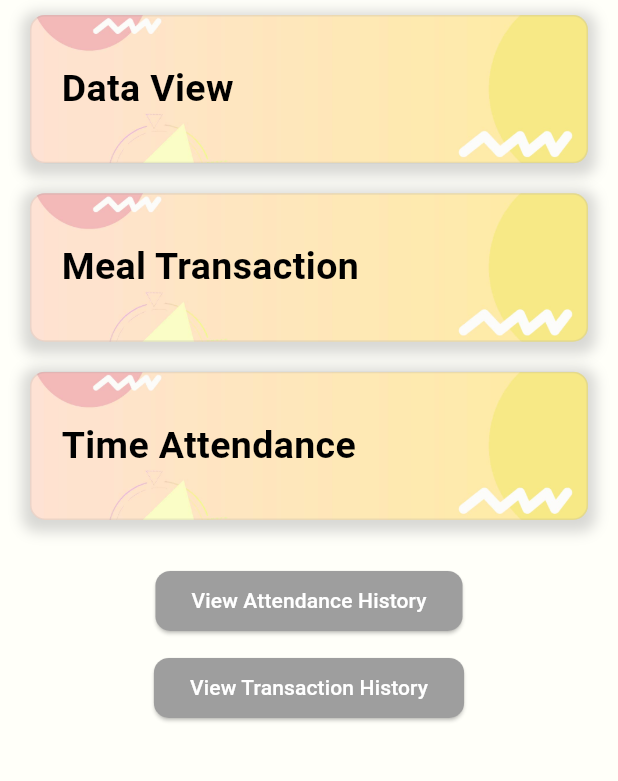
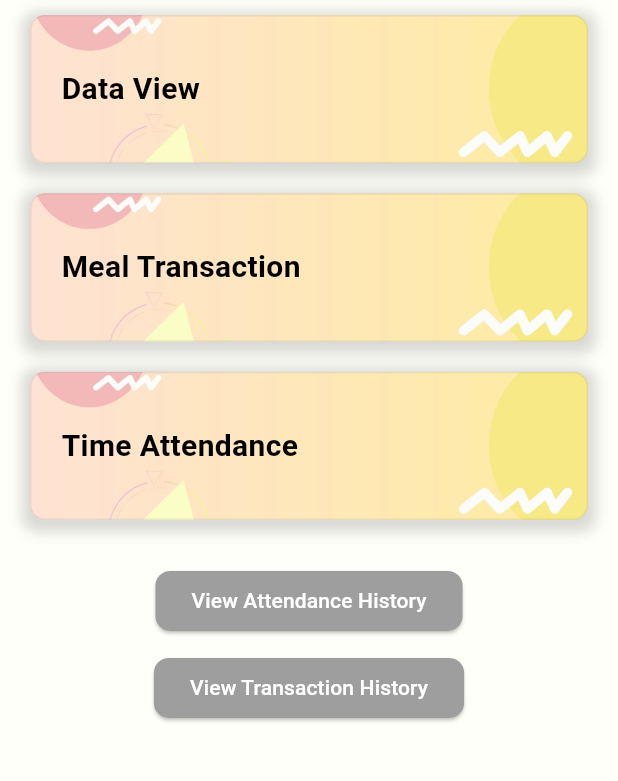
Before and after one commit to faysalzaman/BEC_Nartec, a Flutter app: the HomeScreen screen opened directly, on a phone screen of 412 x 824 dp, the part 300-1081 px from its top. Run offline on Flutter 3.47's test engine with Material 3 defaults, Android fonts, the phone set to English and light mode, and no system bars; our stand-ins replace cached_network_image, connectivity_plus, device_info_plus, flutter_bloc, nb_utils, page_transition and 3 more; missing offline and left inert: animation_search_bar.

Commit message:
chore: Update app version to 1.1.1

```diff
--- /dev/null
+++ b/lib/screen/home/home_screen.dart
@@ -0,0 +1,179 @@
+import 'package:bec_app/constant/app_colors.dart';
+import 'package:bec_app/screen/data_view/users_screen.dart';
+import 'package:bec_app/screen/meal_transaction/scan_employee_meal_screen.dart';
+import 'package:bec_app/screen/time_and_attendance/scan_employee_attendance_screen.dart';
+import 'package:bec_app/screen/time_attendance_history/scan_employee_attendance_history.dart';
+import 'package:bec_app/screen/transaction_history/scan_transaction_history_screen.dart';
+import 'package:bec_app/utils/app_navigator.dart';
+import 'package:flutter/material.dart';
+import 'package:nb_utils/nb_utils.dart';
+
+class HomeScreen extends StatefulWidget {
+  const HomeScreen({super.key});
+
+  @override
+  State<HomeScreen> createState() => _HomeScreenState();
+}
+
+class _HomeScreenState extends State<HomeScreen>
+    with SingleTickerProviderStateMixin {
+  late AnimationController _controller;
+  late Animation<double> _fadeInAnimation;
+  late Animation<Offset> _slideAnimation;
+
+  @override
+  void initState() {
+    super.initState();
+
+    _controller = AnimationController(
+      duration: const Duration(seconds: 1),
+      vsync: this,
+    );
+
+    _fadeInAnimation = CurvedAnimation(
+      parent: _controller,
+      curve: Curves.easeIn,
+    );
+
+    _slideAnimation = Tween<Offset>(
+      begin: const Offset(0, 1),
+      end: Offset.zero,
+    ).animate(CurvedAnimation(
+      parent: _controller,
+      curve: Curves.easeInOut,
+    ));
+
+    _controller.forward();
+  }
+
+  @override
+  void dispose() {
+    _controller.dispose();
+    super.dispose();
+  }
+
+  @override
+  Widget build(BuildContext context) {
+    return Scaffold(
+      backgroundColor: AppColors.background,
+      body: SafeArea(
+        child: FadeTransition(
+          opacity: _fadeInAnimation,
+          child: Column(
+            mainAxisAlignment: MainAxisAlignment.start,
+            children: [
+              Image.asset('assets/logos/bec_logo.jpeg'),
+              SlideTransition(
+                position: _slideAnimation,
+                child: ListView.builder(
+                  itemCount: 3,
+                  shrinkWrap: true,
+                  physics: const BouncingScrollPhysics(),
+                  itemBuilder: (context, index) {
+                    return GestureDetector(
+                      onTap: () {
+                        if (index == 0) {
+                          AppNavigator.goToPage(
+                            context: context,
+                            screen: const UsersScreen(),
+                          );
+                        } else if (index == 1) {
+                          AppNavigator.goToPage(
+                            context: context,
+                            screen: const ScanEmployeeMealScreen(),
+                          );
+                        } else {
+                          AppNavigator.goToPage(
+                            context: context,
+                            screen: const ScanEmployeeAttendanceScreen(),
+                          );
+                        }
+                      },
+                      child: Container(
+                        height: context.height() * 0.12,
+                        margin: const EdgeInsets.symmetric(
+                            horizontal: 20, vertical: 10),
+                        decoration: BoxDecoration(
+                          image: const DecorationImage(
+                            image:
+                                AssetImage('assets/images/card_background.jpg'),
+                            fit: BoxFit.cover,
+                          ),
+                          border:
+                              Border.all(color: Colors.grey.withOpacity(0.2)),
+                          color: Colors.blueGrey.withOpacity(0.1),
+                          borderRadius: BorderRadius.circular(10),
+                          boxShadow: [
+                            BoxShadow(
+                              color: Colors.grey.withOpacity(0.4),
+                              spreadRadius: 5,
+                              blurRadius: 7,
+                              offset: const Offset(
+                                  0, 3), // changes position of shadow
+                            ),
+                          ],
+                        ),
+                        child: Padding(
+                          padding: const EdgeInsets.symmetric(horizontal: 20),
+                          child: Align(
+                            alignment: Alignment.centerLeft,
+                            child: Text(
+                              index == 0
+                                  ? 'Data View'
+                                  : index == 1
+                                      ? 'Meal Transaction'
+                                      : 'Time Attendance',
+                              style: const TextStyle(
+                                fontSize: 20,
+                                color: Colors.black,
+                                fontWeight: FontWeight.bold,
+                              ),
+                            ),
+                          ),
+                        ),
+                      ),
+                    );
+                  },
+                ),
+              ),
+              20.height,
+              ElevatedButton(
+                style: ElevatedButton.styleFrom(
+                  backgroundColor: AppColors.grey,
+                  foregroundColor: Colors.white,
+                  shape: RoundedRectangleBorder(
+                    borderRadius: BorderRadius.circular(10),
+                  ),
+                ),
+                onPressed: () {
+                  AppNavigator.goToPage(
+                    context: context,
+                    screen: const ScanEmployeeAttendanceHistoryScreen(),
+                  );
+                },
+                child: const Text('View Attendance History'),
+              ),
+              10.height,
+              ElevatedButton(
+                style: ElevatedButton.styleFrom(
+                  backgroundColor: AppColors.grey,
+                  foregroundColor: Colors.white,
+                  shape: RoundedRectangleBorder(
+                    borderRadius: BorderRadius.circular(10),
+                  ),
+                ),
+                onPressed: () {
+                  AppNavigator.goToPage(
+                    context: context,
+                    screen: const ScanTransactionHistoryScreen(),
+                  );
+                },
+                child: const Text('View Transaction History'),
+              ),
+            ],
+          ),
+        ),
+      ),
+    );
+  }
+}
--- a/lib/screen/home_screen.dart
+++ b/lib/screen/home/offline_home_screen.dart
@@ -1,21 +1,17 @@
 import 'package:bec_app/constant/app_colors.dart';
-import 'package:bec_app/screen/data_view/users_screen.dart';
-import 'package:bec_app/screen/meal_transaction/scan_employee_meal_screen.dart';
-import 'package:bec_app/screen/time_and_attendance/scan_employee_attendance_screen.dart';
-import 'package:bec_app/screen/time_attendance_history/scan_employee_attendance_history.dart';
-import 'package:bec_app/screen/transaction_history/scan_transaction_history_screen.dart';
-import 'package:bec_app/utils/app_navigator.dart';
+import 'package:flutter/cupertino.dart';
 import 'package:flutter/material.dart';
+import 'package:flutter/widgets.dart';
 import 'package:nb_utils/nb_utils.dart';
 
-class HomeScreen extends StatefulWidget {
-  const HomeScreen({super.key});
+class OfflineHomeScreen extends StatefulWidget {
+  const OfflineHomeScreen({super.key});
 
   @override
-  State<HomeScreen> createState() => _HomeScreenState();
+  State<OfflineHomeScreen> createState() => _OfflineHomeScreenState();
 }
 
-class _HomeScreenState extends State<HomeScreen>
+class _OfflineHomeScreenState extends State<OfflineHomeScreen>
     with SingleTickerProviderStateMixin {
   late AnimationController _controller;
   late Animation<double> _fadeInAnimation;
@@ -63,30 +59,34 @@ class _HomeScreenState extends State<HomeScreen>
             mainAxisAlignment: MainAxisAlignment.start,
             children: [
               Image.asset('assets/logos/bec_logo.jpeg'),
+              const Text(
+                'You are in Offline Mode',
+                style: TextStyle(
+                  color: Colors.grey,
+                  fontSize: 18,
+                ),
+              ),
+              const SizedBox(height: 20), // More spacing
+
               SlideTransition(
                 position: _slideAnimation,
                 child: ListView.builder(
-                  itemCount: 3,
+                  itemCount: 2,
                   shrinkWrap: true,
                   physics: const BouncingScrollPhysics(),
                   itemBuilder: (context, index) {
                     return GestureDetector(
                       onTap: () {
                         if (index == 0) {
-                          AppNavigator.goToPage(
-                            context: context,
-                            screen: const UsersScreen(),
-                          );
-                        } else if (index == 1) {
-                          AppNavigator.goToPage(
-                            context: context,
-                            screen: const ScanEmployeeMealScreen(),
-                          );
+                          // AppNavigator.goToPage(
+                          //   context: context,
+                          //   screen: const ScanEmployeeMealScreen(),
+                          // );
                         } else {
-                          AppNavigator.goToPage(
-                            context: context,
-                            screen: const ScanEmployeeAttendanceScreen(),
-                          );
+                          // AppNavigator.goToPage(
+                          //   context: context,
+                          //   screen: const ScanEmployeeAttendanceScreen(),
+                          // );
                         }
                       },
                       child: Container(
@@ -119,12 +119,10 @@ class _HomeScreenState extends State<HomeScreen>
                             alignment: Alignment.centerLeft,
                             child: Text(
                               index == 0
-                                  ? 'Data View'
-                                  : index == 1
-                                      ? 'Meal Transaction'
-                                      : 'Time Attendance',
+                                  ? 'Meal Transaction'
+                                  : 'Time Attendance',
                               style: const TextStyle(
-                                fontSize: 25,
+                                fontSize: 20,
                                 color: Colors.black,
                                 fontWeight: FontWeight.bold,
                               ),
@@ -136,40 +134,6 @@ class _HomeScreenState extends State<HomeScreen>
                   },
                 ),
               ),
-              20.height,
-              ElevatedButton(
-                style: ElevatedButton.styleFrom(
-                  backgroundColor: AppColors.grey,
-                  foregroundColor: Colors.white,
-                  shape: RoundedRectangleBorder(
-                    borderRadius: BorderRadius.circular(10),
-                  ),
-                ),
-                onPressed: () {
-                  AppNavigator.goToPage(
-                    context: context,
-                    screen: const ScanEmployeeAttendanceHistoryScreen(),
-                  );
-                },
-                child: const Text('View Attendance History'),
-              ),
-              10.height,
-              ElevatedButton(
-                style: ElevatedButton.styleFrom(
-                  backgroundColor: AppColors.grey,
-                  foregroundColor: Colors.white,
-                  shape: RoundedRectangleBorder(
-                    borderRadius: BorderRadius.circular(10),
-                  ),
-                ),
-                onPressed: () {
-                  AppNavigator.goToPage(
-                    context: context,
-                    screen: const ScanTransactionHistoryScreen(),
-                  );
-                },
-                child: const Text('View Transaction History'),
-              ),
             ],
           ),
         ),
--- a/lib/screen/login/login_screen.dart
+++ b/lib/screen/login/login_screen.dart
@@ -4,7 +4,7 @@ import 'package:bec_app/constant/app_preferences.dart';
 import 'package:bec_app/cubit/login/login_cubit.dart';
 import 'package:bec_app/cubit/login/login_states.dart';
 import 'package:bec_app/constant/app_colors.dart';
-import 'package:bec_app/screen/home_screen.dart';
+import 'package:bec_app/screen/home/home_screen.dart';
 import 'package:bec_app/utils/app_navigator.dart';
 import 'package:device_info_plus/device_info_plus.dart';
 import 'package:flutter/material.dart';
```
Also changed, not shown: lib/controller/attendance/attendance_controller.dart (+0 -7 lines), lib/screen/mode_selection_screen.dart (added, +104 -0 lines), lib/screen/splash_screen.dart (+32 -6 lines), 1 other file.
